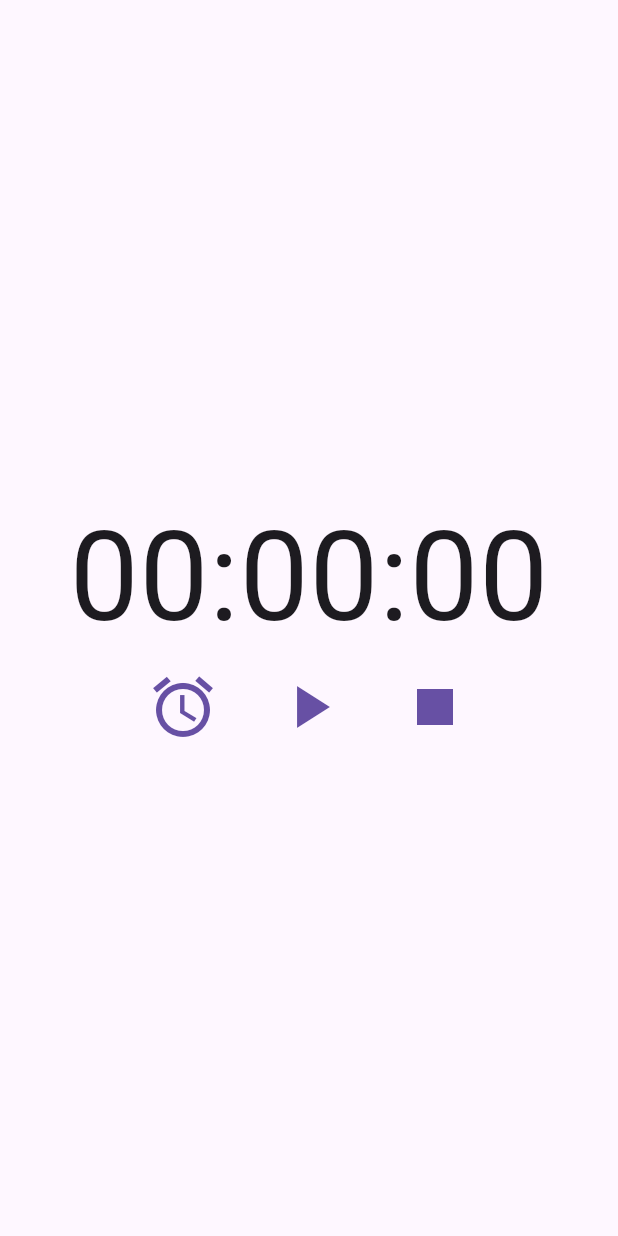
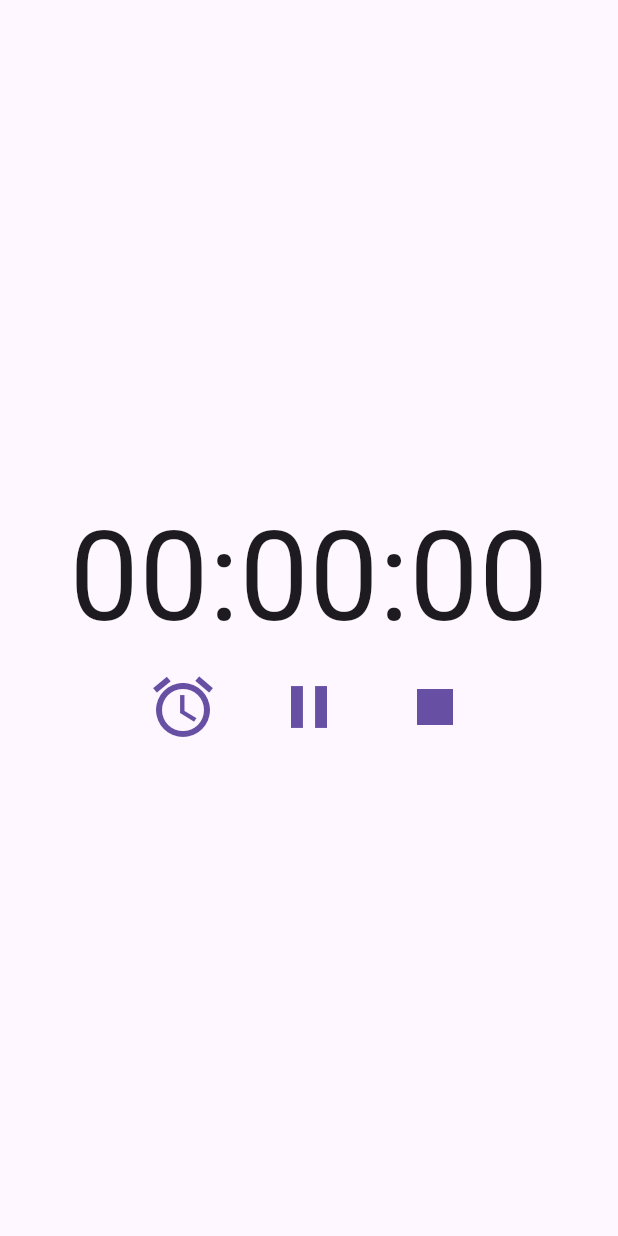
Before and after one commit to bigbenbigben/flutter_timer_app, a Flutter app: the screen it shows after launch, on a phone screen of 412 x 824 dp. Run offline on Flutter 3.47's test engine with Material 3 defaults, Android fonts, the phone set to English and light mode, and no system bars; our stand-ins replace audioplayers.

Commit message:
再生と一時停止でアイコンが切り替わるようにした

```diff
--- a/lib/main.dart
+++ b/lib/main.dart
@@ -54,6 +54,7 @@ class _TimerPageState extends State<TimerPage> {
   late AudioPlayer _audioPlayer;
   // int _seconds = 0;
   bool _isRunning = false;
+  bool _isPause = false;
 
   // SEを鳴らす時間の選択肢とデフォルトの設定
   int _selectedPlayDuration = 3; // デフォルトは3分
@@ -102,8 +103,10 @@ class _TimerPageState extends State<TimerPage> {
 // タイマーの開始と停止
   void _startTimer() {
     if (_timer == null || !_timer!.isActive) {
+      // _isPause = false;
       _timer = Timer.periodic(Duration(seconds: 1), (timer) {
         logger.info('Timer start');
+         _isPause = false;
         setState(() {
           if (_duration.inSeconds > 0) {
             _duration -= Duration(seconds: 1);
@@ -124,6 +127,9 @@ class _TimerPageState extends State<TimerPage> {
     }
     else {
       _timer!.cancel();
+      setState(() {
+        _isPause = true;
+      });
       logger.info('pause');
 
     }
@@ -304,7 +310,7 @@ class _TimerPageState extends State<TimerPage> {
                     ),
                     padding: EdgeInsets.all(3.0), // ボタン全体の余白を設定
                   ),
-                  icon: Icon(Icons.play_arrow),
+                  icon: Icon(!_isPause ? Icons.pause : Icons.play_arrow),
                   iconSize: 48.0,
                   color: Theme.of(context).primaryColor,
                 ),
```
